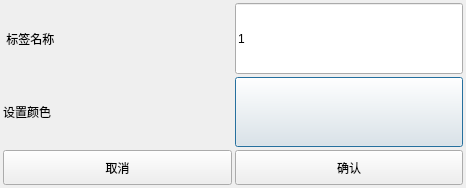
Above: VisionAIFlowApp/setlabelname.ui from HaiwenMeng/VisionAIFlowV1 before the change. Below: the same form after it.
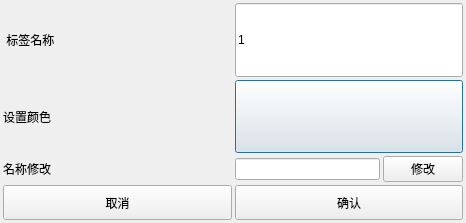
That is the form after the change.

The edit to the form file:
```diff
--- a/VisionAIFlowApp/setlabelname.ui
+++ b/VisionAIFlowApp/setlabelname.ui
@@ -7,7 +7,7 @@
     <x>0</x>
     <y>0</y>
     <width>466</width>
-    <height>188</height>
+    <height>223</height>
    </rect>
   </property>
   <property name="windowTitle">
@@ -85,6 +85,27 @@
     </widget>
    </item>
    <item row="2" column="0">
+    <widget class="QLabel" name="label_ModifyName">
+     <property name="text">
+      <string>名称修改</string>
+     </property>
+    </widget>
+   </item>
+   <item row="2" column="1">
+    <layout class="QHBoxLayout" name="horizontalLayout_ModifyName">
+     <item>
+      <widget class="QLineEdit" name="LE_ModifyName"/>
+     </item>
+     <item>
+      <widget class="QPushButton" name="PB_Modify">
+       <property name="text">
+        <string>修改</string>
+       </property>
+      </widget>
+     </item>
+    </layout>
+   </item>
+   <item row="3" column="0">
     <widget class="QPushButton" name="PB_Cancle">
      <property name="minimumSize">
       <size>
@@ -103,7 +124,7 @@
      </property>
     </widget>
    </item>
-   <item row="2" column="1">
+   <item row="3" column="1">
     <widget class="QPushButton" name="PB_Confirm">
      <property name="minimumSize">
       <size>
```
